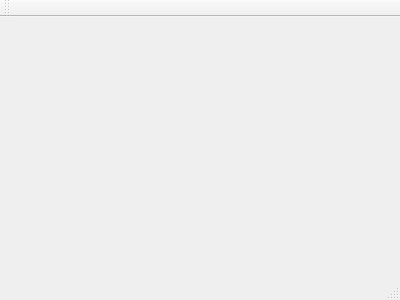
Qt form Gui.ui (BlaiseThirard/arduino-control-interface) before a commit.
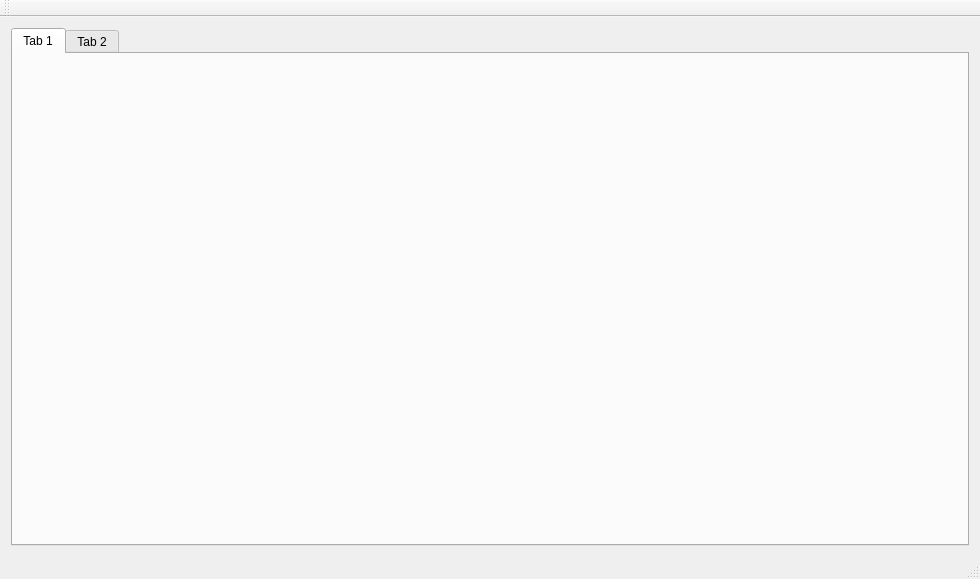
The same form after that commit.

Commit message: PinController class added. A PinController class instance add a new pin controller in the first tab. A PinController does not control the arduino yet.

The edit to the form file:
```diff
--- a/Gui.ui
+++ b/Gui.ui
@@ -1,24 +1,77 @@
 <ui version="4.0">
  <class>Gui</class>
- <widget class="QMainWindow" name="Gui" >
-  <property name="geometry" >
+ <widget class="QMainWindow" name="Gui">
+  <property name="geometry">
    <rect>
     <x>0</x>
     <y>0</y>
-    <width>400</width>
-    <height>300</height>
+    <width>980</width>
+    <height>579</height>
    </rect>
   </property>
   <property name="windowTitle" >
    <string>Gui</string>
   </property>
-  <widget class="QMenuBar" name="menuBar" />
-  <widget class="QToolBar" name="mainToolBar" />
-  <widget class="QWidget" name="centralWidget" />
-  <widget class="QStatusBar" name="statusBar" />
+  <widget class="QWidget" name="centralWidget">
+   <layout class="QGridLayout" name="gridLayout">
+    <item row="1" column="0">
+     <widget class="QTabWidget" name="tabWidget">
+      <property name="currentIndex">
+       <number>0</number>
+      </property>
+      <widget class="QWidget" name="tab">
+       <attribute name="title">
+        <string>Tab 1</string>
+       </attribute>
+       <layout class="QGridLayout" name="gridLayout_2">
+        <item row="0" column="0">
+         <layout class="QHBoxLayout" name="tab1Layout"/>
+        </item>
+        <item row="0" column="1">
+         <spacer name="horizontalSpacer">
+          <property name="orientation">
+           <enum>Qt::Horizontal</enum>
+          </property>
+          <property name="sizeHint" stdset="0">
+           <size>
+            <width>40</width>
+            <height>20</height>
+           </size>
+          </property>
+         </spacer>
+        </item>
+       </layout>
+      </widget>
+      <widget class="QWidget" name="tab_2">
+       <attribute name="title">
+        <string>Tab 2</string>
+       </attribute>
+      </widget>
+     </widget>
+    </item>
+   </layout>
+  </widget>
+  <widget class="QMenuBar" name="menuBar">
+   <property name="geometry">
+    <rect>
+     <x>0</x>
+     <y>0</y>
+     <width>980</width>
+     <height>29</height>
+    </rect>
+   </property>
+  </widget>
+  <widget class="QToolBar" name="mainToolBar">
+   <attribute name="toolBarArea">
+    <enum>TopToolBarArea</enum>
+   </attribute>
+   <attribute name="toolBarBreak">
+    <bool>false</bool>
+   </attribute>
+  </widget>
+  <widget class="QStatusBar" name="statusBar"/>
  </widget>
- <layoutDefault spacing="6" margin="11" />
- <pixmapfunction></pixmapfunction>
+ <layoutdefault spacing="6" margin="11"/>
  <resources/>
  <connections/>
 </ui>
```
Left out of the diff: 3 changed lines with no effect on the pictures. The commit also changes 9 other files.
